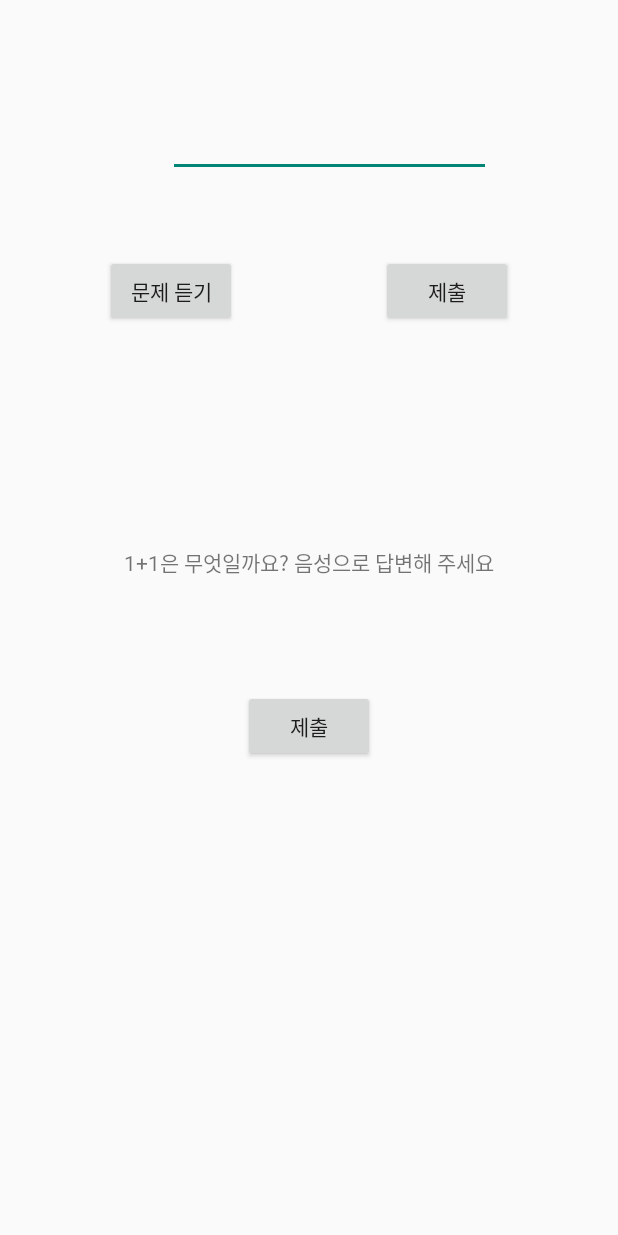
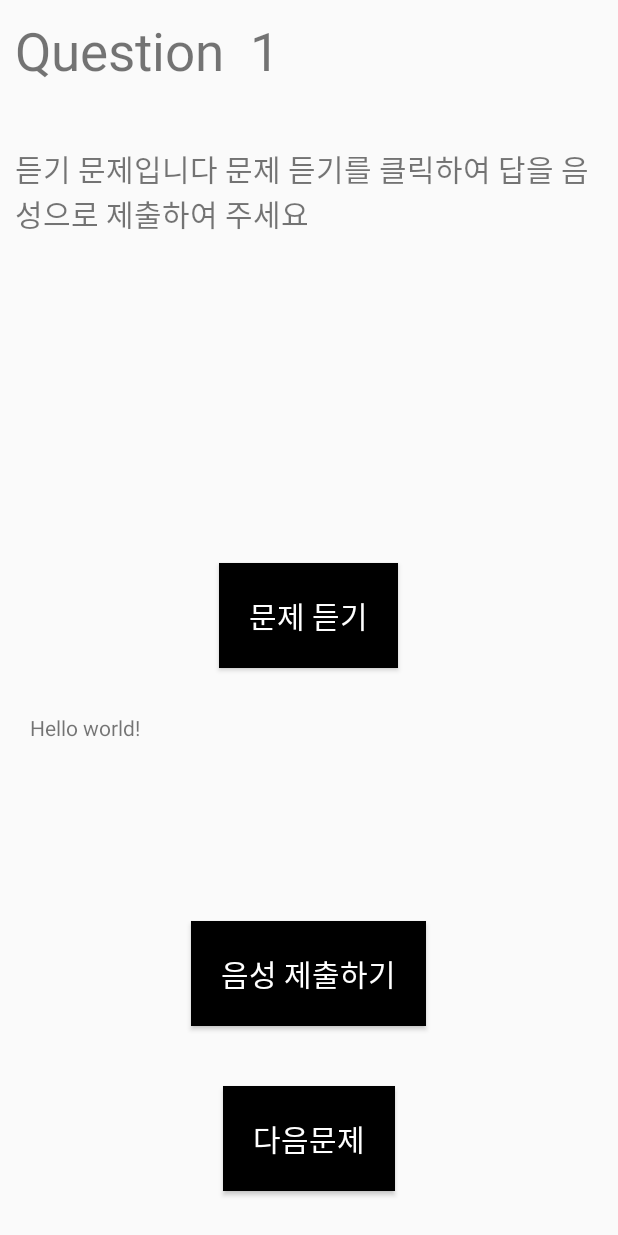
Before and after one commit to yeanjoo/MobileApp, an Android app: the screen it shows after launch (QuestionVoiceActivity before the commit, VoiceQuestionActivity after it), after a tap on "음성 문제", on a phone screen of 412 x 824 dp. Run offline under Robolectric (Android 15) with nearby library versions, the phone set to English and light mode, and no system bars.

Commit message:
reviese layout and STT and TTS

```diff
--- a/app/src/main/AndroidManifest.xml
+++ b/app/src/main/AndroidManifest.xml
@@ -36,7 +36,7 @@
             android:label="log_in"
             android:screenOrientation="fullSensor"/>
         <activity
-            android:name=".QuestionVoiceActivity"
+            android:name=".VoiceQuestionActivity"
             android:label="voice"
             android:screenOrientation="fullSensor"/>
         <activity
--- a/app/src/main/java/hitesh/asimplegame/LoginActivity.java
+++ b/app/src/main/java/hitesh/asimplegame/LoginActivity.java
@@ -30,22 +30,7 @@ public class LoginActivity extends Activity {
         PW= (EditText)findViewById(R.id.password);
         SIGNUP.setEnabled(true);
         LOGIN.setEnabled(true);
-        SIGNUP.setOnClickListener(new View.OnClickListener() {
-            @Override
-            public void onClick(View view) {
-                intent = new Intent(getApplicationContext(), SignUpActivity.class);//다음페이지
-                startActivity(intent);
-            }
-        });
 
-        LOGIN.setOnClickListener(new View.OnClickListener() {
-            @Override
-            public void onClick(View view) {
-                id = ID.getText().toString();
-                pw = PW.getText().toString();
-                check();
-            }
-        });
     }
     public void check(){
         if(id.isEmpty()||pw.isEmpty()){
@@ -61,4 +46,13 @@ public class LoginActivity extends Activity {
             myToast.show();
         }
     }
+    public void singup(){
+        intent = new Intent(getApplicationContext(), SignUpActivity.class);//다음페이지
+        startActivity(intent);
+    }
+    public void login(){
+        id = ID.getText().toString();
+        pw = PW.getText().toString();
+        check();
+    }
 }
--- a/app/src/main/java/hitesh/asimplegame/QuizDBOpenHelper.java
+++ b/app/src/main/java/hitesh/asimplegame/QuizDBOpenHelper.java
@@ -20,6 +20,7 @@ public class QuizDBOpenHelper extends SQLiteOpenHelper {
     private static final String DATABASE_NAME = "mathsone";
     // tasks table name
     private static final String TABLE_QUEST = "quest";
+    private static final String TABLE_VOICE = "voicequest";
     // tasks Table Columns names
     private static final String KEY_ID = "qid";
     private static final String KEY_QUES = "question";
@@ -44,9 +45,16 @@ public class QuizDBOpenHelper extends SQLiteOpenHelper {
                 + KEY_ID + " INTEGER PRIMARY KEY AUTOINCREMENT, " + KEY_QUES
                 + " TEXT, " + KEY_ANSWER + " TEXT, " + KEY_OPTA + " TEXT, "
                 + KEY_OPTB + " TEXT, " + KEY_OPTC + " TEXT)";
+
+        String voice_sql ="CREATE TABLE IF NOT EXISTS " + TABLE_VOICE + " ( "
+                + KEY_ID + " INTEGER PRIMARY KEY AUTOINCREMENT, " + KEY_QUES
+                + " TEXT, " + KEY_ANSWER + " TEXT )";
+
         db.execSQL(sql);
+        db.execSQL(voice_sql);
 //        addQuestion(levelActivity.getLevel());
         addQuestion();
+        addVoiceQuestion();
         // db.close();
     }
 
@@ -241,6 +249,50 @@ public class QuizDBOpenHelper extends SQLiteOpenHelper {
         database.insert(TABLE_QUEST, null, values);
     }
 
+    //<===========VOICE 문제 관련 DB처리 (SQLITE)======================
+    //생성자
+    private void addVoiceQuestion(){
+        VoiceQuestion v5 = new VoiceQuestion("역시 아이스크림은 민트초코인가","그렇다");
+        VoiceQuestion v2 = new VoiceQuestion("5 플러스 2는?","7");
+        VoiceQuestion v3 = new VoiceQuestion("2 플러스 18는?","20");
+        VoiceQuestion v4 = new VoiceQuestion("10 마이너스 3는?","7");
+        VoiceQuestion v1 = new VoiceQuestion("10 마이너스 3 플러스 3은?","10");
+        addVoiceQuestion(v1);
+        addVoiceQuestion(v2);
+        addVoiceQuestion(v3);
+        addVoiceQuestion(v4);
+        addVoiceQuestion(v5);
+    }
+    //DB 적용
+    public void addVoiceQuestion(VoiceQuestion quest){
+        ContentValues values = new ContentValues();     //ContentResolver가 처리 할 수 있는 값 집합을 저장
+        values.put(KEY_QUES, quest.getQUESTION());
+        values.put(KEY_ANSWER, quest.getANSWER());
+
+        // Inserting Row
+        database.insert(TABLE_VOICE, null, values);
+    }
+
+    //voice 문제 반환 (sqlite)
+    public List<VoiceQuestion> getAllVoiceQuestions(){
+        List<VoiceQuestion> quesList = new ArrayList<VoiceQuestion>();
+        String selectQuery = "SELECT  * FROM " + TABLE_VOICE;
+        database = this.getReadableDatabase();
+        Cursor cursor = database.rawQuery(selectQuery,null);
+
+        if(cursor.moveToFirst()){
+            do {
+                VoiceQuestion question = new VoiceQuestion();
+                question.setID(cursor.getInt(0));
+                question.setQUESTION(cursor.getString(1));
+                question.setANSWER(cursor.getString(2));
+                quesList.add(question);
+            }while (cursor.moveToNext());
+        }
+        return quesList;
+    }
+//=========================================================>
+
     public int getLevel(){
         return level;
     }
@@ -248,6 +300,7 @@ public class QuizDBOpenHelper extends SQLiteOpenHelper {
     public void setLevel(int lv){
         level = lv;
     }
+
 
     public List<Question> getAllQuestions(int lv) {
 //        getLevel();
--- a/app/src/main/java/hitesh/asimplegame/SelectQuestion.java
+++ b/app/src/main/java/hitesh/asimplegame/SelectQuestion.java
@@ -5,7 +5,6 @@ import android.app.Activity;
 import android.content.Intent;
 import android.os.Bundle;
 import android.view.View;
-import android.widget.Button;
 
 
 public class SelectQuestion extends Activity {
@@ -31,7 +30,7 @@ public class SelectQuestion extends Activity {
         startActivity(intent);
     }
     public void voice(View o) {
-        Intent intent = new Intent(this, QuestionVoiceActivity.class);
+        Intent intent = new Intent(this, VoiceQuestionActivity.class);
         startActivity(intent);
     }
 }
--- a/app/src/main/java/hitesh/asimplegame/UserDBOpenHelper.java
+++ b/app/src/main/java/hitesh/asimplegame/UserDBOpenHelper.java
@@ -80,10 +80,5 @@ public class UserDBOpenHelper extends SQLiteOpenHelper {
         else return false;
     }
     //DB열고 닫기 메모리 누수 방지
-    public void openDB(){
 
-    }
-    public void closeDB(){
-
-    }
 }
--- /dev/null
+++ b/app/src/main/java/hitesh/asimplegame/VoiceQuestion.java
@@ -0,0 +1,40 @@
+package hitesh.asimplegame;
+
+public class VoiceQuestion {
+    private int ID;
+    private String QUESTION;
+    private String ANSWER;
+
+    public VoiceQuestion(String QUESTION, String ANSWER){
+        this.ID = 0;
+        this.ANSWER=ANSWER;
+        this.QUESTION=QUESTION;
+    }
+    public VoiceQuestion(){
+
+    }
+
+    public int getID() {
+        return ID;
+    }
+
+    public String getANSWER() {
+        return ANSWER;
+    }
+
+    public String getQUESTION() {
+        return QUESTION;
+    }
+
+    public void setANSWER(String ANSWER) {
+        this.ANSWER = ANSWER;
+    }
+
+    public void setID(int ID) {
+        this.ID = ID;
+    }
+
+    public void setQUESTION(String QUESTION) {
+        this.QUESTION = QUESTION;
+    }
+}
--- a/app/src/main/java/hitesh/asimplegame/QuestionVoiceActivity.java
+++ b/app/src/main/java/hitesh/asimplegame/VoiceQuestionActivity.java
@@ -1,5 +1,6 @@
 package hitesh.asimplegame;
 
+import android.Manifest;
 import android.app.Activity;
 import android.content.Intent;
 import android.os.Build;
@@ -10,47 +11,56 @@ import android.speech.SpeechRecognizer;
 import android.speech.tts.TextToSpeech;
 import android.util.Log;
 import android.view.View;
-import android.widget.Button;
-import android.widget.EditText;
 import android.widget.TextView;
 import android.widget.Toast;
 import androidx.annotation.RequiresApi;
+import androidx.core.app.ActivityCompat;
+
 import java.util.ArrayList;
+import java.util.List;
 import java.util.Locale;
-
-public class QuestionVoiceActivity extends Activity implements View.OnClickListener {
+public class VoiceQuestionActivity extends Activity implements View.OnClickListener {
 
     final private String SUCCESS  ="축하합니다! 정답입니다";
     final private String FAILED ="틀렸습니다 다시 시도해보세요~";
 
-    private EditText answer1;
-    private TextView question1;
-    private TextView result;
-    private Button btn_ans1;
-    private Button btn_que1;
-    private Button btn_ans2;
-    private String que1;
-    private String Message=null;
+    private TextView result,quetitle;
+    private String title="Question";
+    private String answer ="";
+    private int score =0; // 결과창으로 넘길 것
+    private int questionID=0;
+    private List<VoiceQuestion> questionList;
+    VoiceQuestion currentQ;
+
     //STT
     Intent intent;
     SpeechRecognizer speech;
-   // final int PERMISSION =1;
+    final int PERMISSION =1;
     //TTS
     private final Bundle params = new Bundle();
     private TextToSpeech tts;
 
+
     protected void onCreate(Bundle savedInstanceState) {
         super.onCreate(savedInstanceState);
-        setContentView(R.layout.activity_test);
-        //builder
-        result = findViewById(R.id.result);
-        answer1 = findViewById(R.id.text_question1);
-        question1= findViewById(R.id.text1);
-        btn_ans1= findViewById(R.id.btn_ans1);
-        btn_que1= findViewById(R.id.btn_que1);
-        btn_ans2= findViewById(R.id.btn_ans2);
-        que1=question1.getText().toString();
-//<=============
+        setContentView(R.layout.activity_voice);
+
+        //permission check
+        if ( Build.VERSION.SDK_INT >= 23 ){
+            ActivityCompat.requestPermissions(this, new String[]{Manifest.permission.INTERNET,
+                    Manifest.permission.RECORD_AUDIO},PERMISSION);
+        }
+        //TITLE
+        result = findViewById(R.id.stt_result);
+        quetitle = findViewById(R.id.title);
+        //information.setText(information+String.valueOf(questionID+1));
+
+        //DB
+        QuizDBOpenHelper db = new QuizDBOpenHelper(this);
+        questionList = db.getAllVoiceQuestions();  // this will fetch all quetonall questions
+        currentQ = questionList.get(questionID);
+
+        //문제
         speech = SpeechRecognizer.createSpeechRecognizer(this);
         speech.setRecognitionListener(listener);
         intent = new Intent(RecognizerIntent.ACTION_RECOGNIZE_SPEECH);
@@ -58,46 +68,40 @@ public class QuestionVoiceActivity extends Activity implements View.OnClickListe
         intent.putExtra(RecognizerIntent.EXTRA_CALLING_PACKAGE,getPackageName());
         intent.putExtra(RecognizerIntent.EXTRA_LANGUAGE_MODEL, RecognizerIntent.LANGUAGE_MODEL_WEB_SEARCH);
         initTTS();
+    }
 
-        //받아쓰기
-        btn_que1.setOnClickListener(new View.OnClickListener() {
-            @RequiresApi(api = Build.VERSION_CODES.LOLLIPOP)
-            @Override
-            public void onClick(View view) {
-                speakTTS(que1);
-            }
-        });
-        btn_ans1.setOnClickListener(new View.OnClickListener() {
-            @Override
-            public void onClick(View view) {
-                if(que1.equals(answer1.getText().toString())){
-                    result.setText(SUCCESS);
-                }else{
-                    result.setText(FAILED);
-                }
-            }
-        });
-        //말해서 답변
-        btn_ans2.setOnClickListener(new View.OnClickListener() {
-            @Override
-            public void onClick(View view) {
-
-                speech.startListening(intent);
-                if(Message=="이"||Message=="2"||Message=="이 입니다"){
-                    result.setText(SUCCESS);
-                }else{
-                    result.setText(FAILED);
-                }
-            }
-        });
+    public void answer(View o) { // 문제 답변
+        speech.startListening(intent);
+        result.setText(answer);
 
     }
 
+    public void next(View o){
+        if (currentQ.getANSWER().equals(answer)) score++;
+
+        title = "Question  "+(questionID+1);//타이틀 번호 설정
+
+        if(questionID>3){
+            Intent intent =new Intent(this,ResultActivity.class);
+            intent.putExtra("score",score);
+            startActivity(intent);
+        }else{
+            questionID++;//다음 문제 넘어가기
+            currentQ=questionList.get(questionID);
+            quetitle.setText(title);
+        }
+    }
+
+    @RequiresApi(api = Build.VERSION_CODES.LOLLIPOP)
+    public void question(View o) { // 문제 출력
+        speakTTS(currentQ.getQUESTION());
+    }
+
     //<============STT result : message, voice -> text
-    private RecognitionListener listener = new RecognitionListener() {
+    private final RecognitionListener listener = new RecognitionListener() {
         @Override
         public void onReadyForSpeech(Bundle bundle) {
-            Toast.makeText(getApplicationContext(),"음성 인식 시작합니다",Toast.LENGTH_SHORT).show();
+            Toast.makeText(getApplicationContext(), "음성 인식 시작합니다", Toast.LENGTH_SHORT).show();
         }
 
         @Override
@@ -117,7 +121,7 @@ public class QuestionVoiceActivity extends Activity implements View.OnClickListe
 
         @Override
         public void onEndOfSpeech() {
-
+            Toast.makeText(getApplicationContext(), "완료", Toast.LENGTH_SHORT).show();
         }
 
         @Override
@@ -168,18 +172,18 @@ public class QuestionVoiceActivity extends Activity implements View.OnClickListe
             }
 
             Log.e("GoogleActivity", "SPEECH ERROR : " + message);
-            Toast.makeText(getApplicationContext(),"ERROR : "+message,Toast.LENGTH_SHORT).show();
-
+            Toast.makeText(getApplicationContext(), "ERROR : " + message, Toast.LENGTH_SHORT).show();
         }
 
         @Override
         public void onResults(Bundle bundle) {
-            ArrayList<String> result = bundle.getStringArrayList(SpeechRecognizer.RESULTS_RECOGNITION);
-
-            for (int i=0;i<result.size();i++){
-                Message+=result.get(i);
+            ArrayList<String> res = bundle.getStringArrayList(SpeechRecognizer.RESULTS_RECOGNITION);
+            answer="";//초기화
+            for (int i = 0; i < res.size(); i++) {
+                answer += res.get(i);
             }
-            //textView.setText(Message);
+            String temp = res.get(0);//결과가 붙어서 출력되서 일단 임시로 빼놓자
+            result.setText(temp);
         }
 
         @Override
@@ -223,7 +227,6 @@ public class QuestionVoiceActivity extends Activity implements View.OnClickListe
         tts.shutdown();
         super.onDestroy();
     }
-
     @Override
     public void onClick(View view) {
     }
--- a/app/src/main/res/layout/activity_login.xml
+++ b/app/src/main/res/layout/activity_login.xml
@@ -39,6 +39,7 @@
 
 <Button
     android:id="@+id/login"
+    android:onClick="login"
     android:layout_width="wrap_content"
     android:layout_height="wrap_content"
     android:layout_gravity="start"
@@ -57,6 +58,7 @@
 
 <Button
     android:id="@+id/signup"
+    android:onClick="singup"
     android:layout_width="wrap_content"
     android:layout_height="wrap_content"
     android:layout_gravity="start"
--- a/app/src/main/res/layout/activity_test.xml
+++ /dev/null
@@ -1,102 +0,0 @@
-<?xml version="1.0" encoding="utf-8"?>
-<androidx.constraintlayout.widget.ConstraintLayout xmlns:android="http://schemas.android.com/apk/res/android"
-    xmlns:app="http://schemas.android.com/apk/res-auto"
-    xmlns:tools="http://schemas.android.com/tools"
-    android:layout_width="match_parent"
-    android:layout_height="match_parent">
-
-    <EditText
-        android:id="@+id/text_question1"
-        android:layout_width="215dp"
-        android:layout_height="58dp"
-        android:layout_marginStart="112dp"
-        android:layout_marginLeft="112dp"
-        android:layout_marginTop="60dp"
-        android:gravity="center"
-        android:text=""
-        app:layout_constraintStart_toStartOf="parent"
-        app:layout_constraintTop_toTopOf="parent" />
-
-    <Button
-        android:id="@+id/btn_que1"
-        android:gravity="center"
-        android:layout_width="wrap_content"
-        android:layout_height="wrap_content"
-        android:layout_marginStart="70dp"
-        android:layout_marginLeft="70dp"
-        android:layout_marginTop="170dp"
-        android:text="문제 듣기"
-        app:layout_constraintStart_toStartOf="parent"
-        app:layout_constraintTop_toTopOf="parent" />
-
-    <Button
-        android:id="@+id/btn_ans1"
-        android:gravity="center"
-        android:layout_width="wrap_content"
-        android:layout_height="wrap_content"
-        android:layout_marginTop="170dp"
-        android:layout_marginEnd="70dp"
-        android:layout_marginRight="70dp"
-        android:text="제출"
-        app:layout_constraintEnd_toEndOf="parent"
-        app:layout_constraintTop_toTopOf="parent" />
-
-    <TextView
-        android:id="@+id/text1"
-        android:gravity="center"
-        android:layout_width="wrap_content"
-        android:layout_height="wrap_content"
-        android:layout_marginStart="148dp"
-        android:layout_marginLeft="148dp"
-        android:layout_marginTop="248dp"
-        android:text="@string/voice_question1"
-        android:visibility="invisible"
-        app:layout_constraintStart_toStartOf="parent"
-        app:layout_constraintTop_toTopOf="parent" />
-
-    <Button
-        android:id="@+id/btn_ans2"
-        android:gravity="center"
-        android:layout_width="wrap_content"
-        android:layout_height="wrap_content"
-        android:layout_marginStart="180dp"
-        android:layout_marginLeft="180dp"
-        android:layout_marginTop="460dp"
-        android:layout_marginEnd="180dp"
-        android:layout_marginRight="180dp"
-        android:text="제출"
-        app:layout_constraintEnd_toEndOf="parent"
-        app:layout_constraintStart_toStartOf="parent"
-        app:layout_constraintTop_toTopOf="parent" />
-
-    <TextView
-        android:id="@+id/text2"
-        android:gravity="center"
-        android:layout_width="wrap_content"
-        android:layout_height="wrap_content"
-        android:layout_marginStart="150dp"
-        android:layout_marginLeft="150dp"
-        android:layout_marginTop="364dp"
-        android:layout_marginEnd="150dp"
-        android:layout_marginRight="150dp"
-        android:text="@string/voice_question2"
-        app:layout_constraintEnd_toEndOf="parent"
-        app:layout_constraintStart_toStartOf="parent"
-        app:layout_constraintTop_toTopOf="parent" />
-
-    <TextView
-        android:id="@+id/result"
-        android:gravity="center"
-        android:layout_width="248dp"
-        android:layout_height="83dp"
-        android:layout_marginStart="150dp"
-        android:layout_marginLeft="150dp"
-        android:layout_marginEnd="150dp"
-        android:layout_marginRight="150dp"
-        android:layout_marginBottom="152dp"
-        app:layout_constraintBottom_toBottomOf="parent"
-        app:layout_constraintEnd_toEndOf="parent"
-        app:layout_constraintStart_toStartOf="parent" />
-
-
-</androidx.constraintlayout.widget.ConstraintLayout>
--- /dev/null
+++ b/app/src/main/res/layout/activity_voice.xml
@@ -0,0 +1,76 @@
+<?xml version="1.0" encoding="utf-8"?>
+<LinearLayout xmlns:android="http://schemas.android.com/apk/res/android"
+    android:layout_width="match_parent"
+    android:layout_height="match_parent"
+    android:orientation="vertical">
+    <TextView
+        android:id="@+id/title"
+        android:layout_gravity="center"
+        android:layout_width="match_parent"
+        android:layout_height="wrap_content"
+        android:text="Question  1"
+        android:textSize="35sp"
+        android:padding="10dp" />
+    <TextView
+        android:id="@+id/information"
+        android:layout_weight="2"
+        android:layout_gravity="center"
+        android:layout_width="match_parent"
+        android:layout_height="wrap_content"
+        android:text="듣기 문제입니다 문제 듣기를 클릭하여 답을 음성으로 제출하여 주세요"
+        android:textSize="20sp"
+        android:layout_marginTop="20dp"
+        android:padding="10dp"
+        />
+
+    <Button
+        android:id="@+id/btn_question"
+        android:onClick="question"
+        android:layout_width="wrap_content"
+        android:layout_height="wrap_content"
+        android:layout_gravity="center"
+        android:layout_marginTop="30dp"
+        android:background="#000000"
+        android:padding="20dp"
+        android:text="문제 듣기"
+        android:textColor="#ffffff"
+        android:textSize="20sp" />
+
+    <TextView
+        android:id="@+id/stt_result"
+        android:layout_weight="1"
+        android:layout_width="match_parent"
+        android:layout_height="wrap_content"
+        android:text="@string/hello_world"
+        android:layout_marginTop="10sp"
+        android:padding="20dp"
+        android:layout_gravity="center"/>
+
+    <Button
+        android:id="@+id/btn_answer"
+        android:onClick="answer"
+        android:layout_width="wrap_content"
+        android:layout_height="wrap_content"
+        android:layout_gravity="center"
+        android:layout_marginTop="10dp"
+        android:background="#000000"
+        android:padding="20dp"
+        android:text="음성 제출하기"
+        android:textColor="#ffffff"
+        android:textSize="20sp" />
+
+    <Button
+        android:id="@+id/btn_next"
+        android:layout_width="wrap_content"
+        android:layout_height="wrap_content"
+        android:layout_gravity="center"
+        android:layout_marginTop="40dp"
+        android:layout_marginBottom="30dp"
+        android:background="#000000"
+        android:onClick="next"
+        android:padding="20dp"
+        android:text="다음문제"
+        android:textColor="#ffffff"
+        android:textSize="20sp" />
+
+</LinearLayout>
```
Also changed, not shown: app/src/main/java/hitesh/asimplegame/SST.java (deleted, +0 -144 lines), app/src/main/java/hitesh/asimplegame/TTS.java (deleted, +0 -90 lines).
